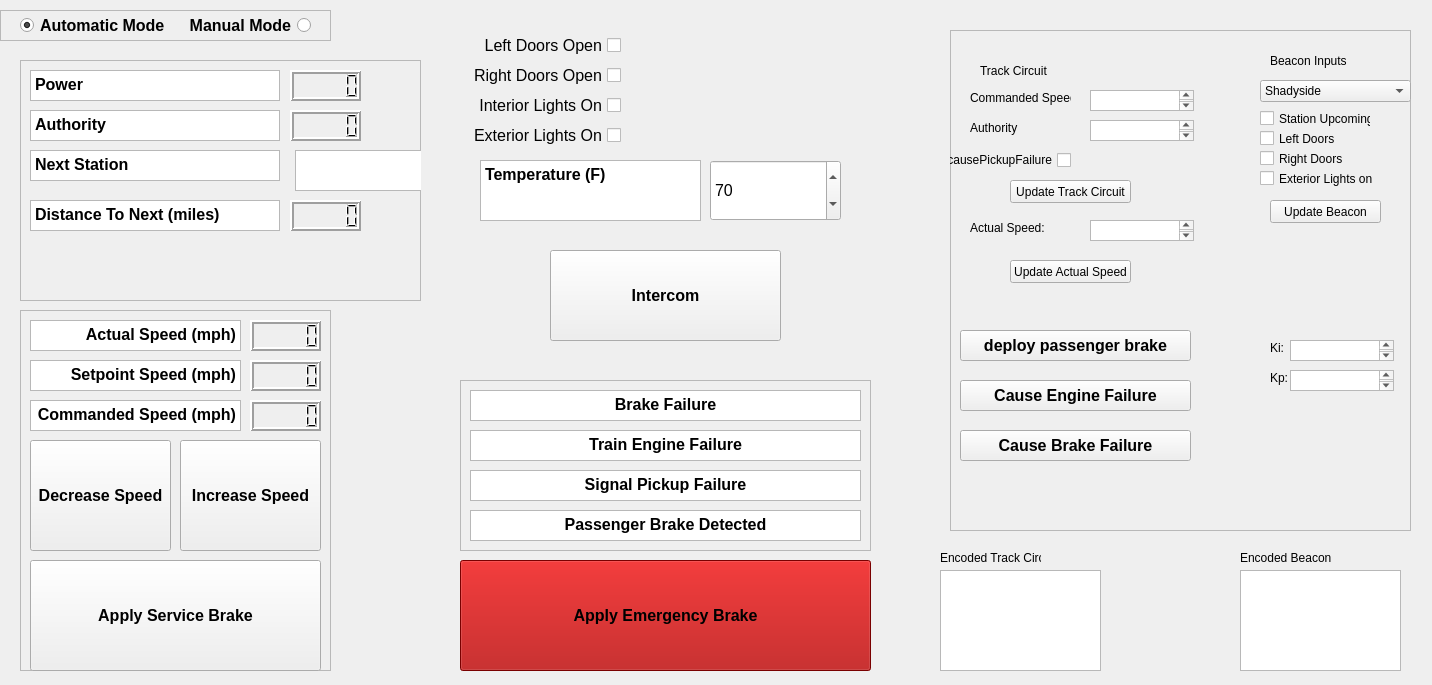
This is DevEnv/src/TrainControllerSW/src/form.ui in Prem-125/TRAINS as Qt 5 draws it before an edit. The edited form follows.
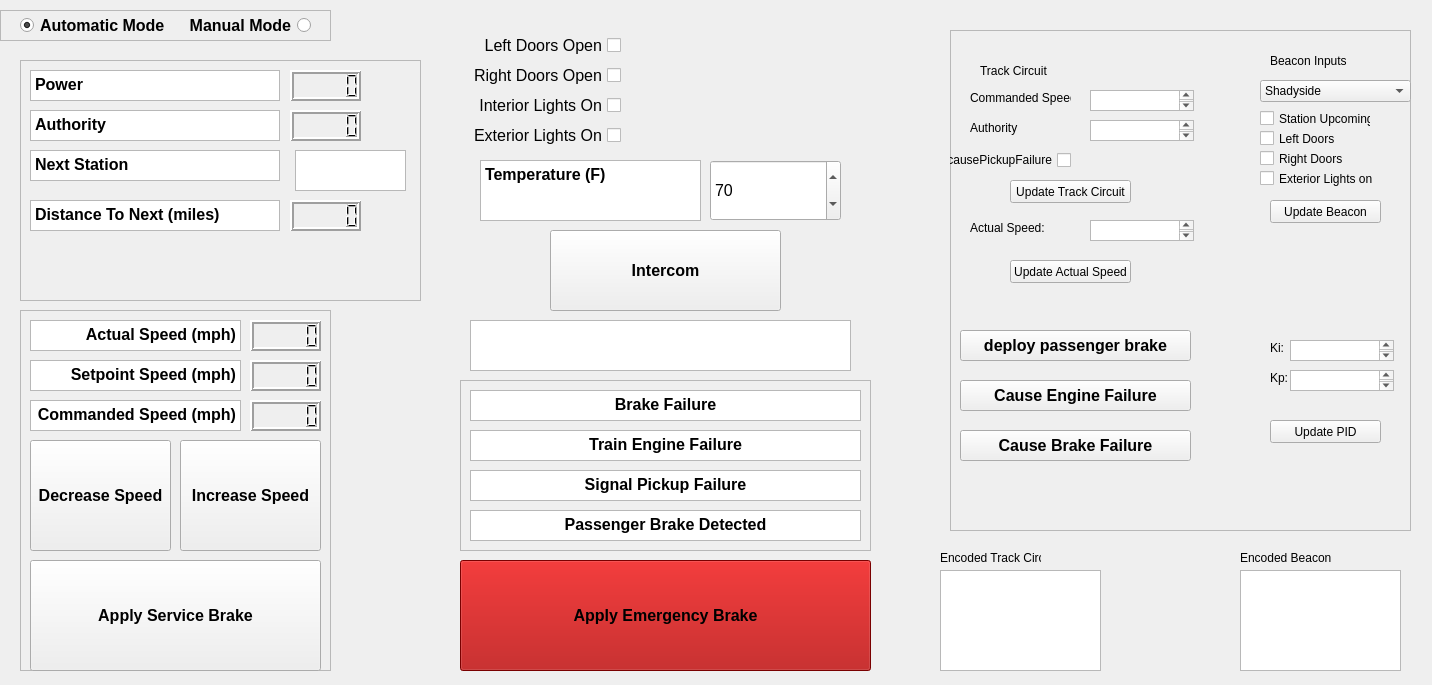
This is the edited form.

```diff
--- a/DevEnv/src/TrainControllerSW/src/form.ui
+++ b/DevEnv/src/TrainControllerSW/src/form.ui
@@ -187,9 +187,9 @@
     <property name="geometry">
      <rect>
       <x>80</x>
-      <y>220</y>
+      <y>200</y>
       <width>231</width>
-      <height>91</height>
+      <height>81</height>
      </rect>
     </property>
     <property name="font">
@@ -203,6 +203,16 @@
      <string>Intercom</string>
     </property>
    </widget>
+   <widget class="QTextBrowser" name="announcementDisplay">
+    <property name="geometry">
+     <rect>
+      <x>0</x>
+      <y>290</y>
+      <width>381</width>
+      <height>51</height>
+     </rect>
+    </property>
+   </widget>
   </widget>
   <widget class="QFrame" name="speedSettings">
    <property name="geometry">
@@ -539,7 +549,7 @@
      <rect>
       <x>275</x>
       <y>90</y>
-      <width>131</width>
+      <width>111</width>
       <height>41</height>
      </rect>
     </property>
@@ -1154,6 +1164,19 @@
      <string>Cause Brake Failure</string>
     </property>
    </widget>
+   <widget class="QPushButton" name="updatePID">
+    <property name="geometry">
+     <rect>
+      <x>320</x>
+      <y>390</y>
+      <width>111</width>
+      <height>23</height>
+     </rect>
+    </property>
+    <property name="text">
+     <string>Update PID</string>
+    </property>
+   </widget>
   </widget>
   <widget class="QTextBrowser" name="encodedTC">
    <property name="geometry">
```
